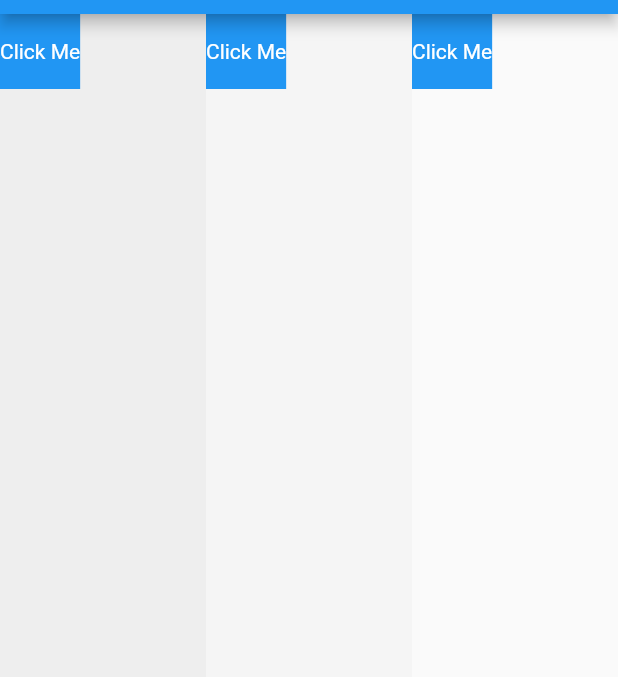
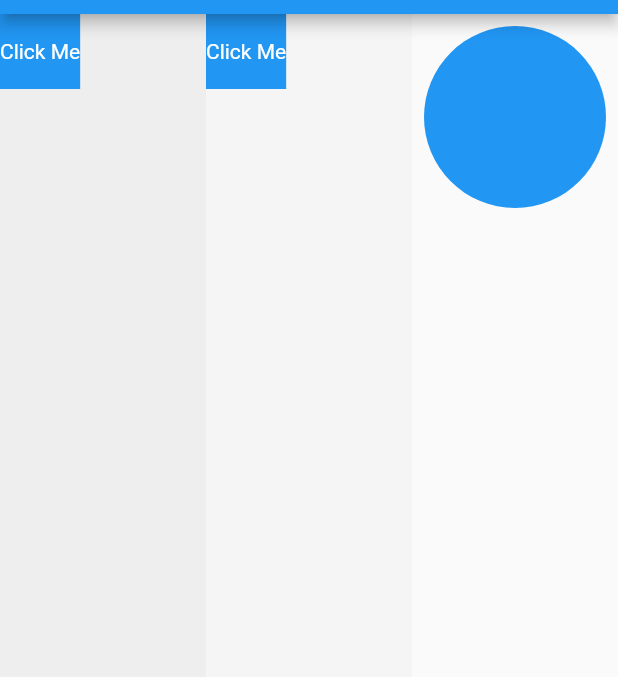
Before and after one commit to nickolaschong/flutter_ball_or_bomb, a Flutter app: the GamePage screen opened directly, on a phone screen of 412 x 824 dp, the part 70-747 px from its top. Run offline on Flutter 3.47's test engine with Material 2 defaults, Android fonts, the phone set to English and light mode, and no system bars.

Commit message:
Clean up buildLanes code

```diff
--- a/lib/game_page.dart
+++ b/lib/game_page.dart
@@ -1,6 +1,7 @@
 import 'dart:math';
 
 import 'package:flutter/material.dart';
+import 'package:flutter_ball_or_bomb/ball_or_bomb.dart';
 
 class GamePage extends StatefulWidget {
   const GamePage({Key? key}) : super(key: key);
@@ -12,6 +13,7 @@ class GamePage extends StatefulWidget {
 class _GamePageState extends State<GamePage> {
   late double topPosition;
   late double leftPosition;
+  late double laneSize;
 
   double generateTopPosition(double top) => Random().nextDouble() * top;
 
@@ -23,53 +25,51 @@ class _GamePageState extends State<GamePage> {
 
   void changePosition(double top) {
     setState(() {
-      topPosition = generateTopPosition(top);
+      topPosition = generateTopPosition(500);
     });
   }
+  // TODO: Auto animate position from top to bottom
 
   @override
   Widget build(BuildContext context) {
-    final appBar = AppBar(
-      title: const Text('BALL ⚽ or BOMB 💣'),
-    );
+    laneSize = MediaQuery.of(context).size.width / 3;
+
     return Scaffold(
-      appBar: appBar,
+      appBar: AppBar(
+        title: const Text('BALL ⚽ or BOMB 💣'),
+      ),
       body: Row(
         children: [
           buildLane(Colors.grey[200]),
           buildLane(Colors.grey[100]),
-          buildLane(Colors.grey[50]),
-
-          // Expanded(
-          //   child: Stack(
-          //     children: [
-          //       Container(color: Colors.grey[100]),
-          //       AnimatedPositioned(
-          //         width: size.width / 3,
-          //         height: size.width / 3,
-          //         top: topPosition,
-          //         left: 0,
-          //         duration: const Duration(seconds: 1),
-          //         child: InkWell(
-          //           onTap: () => changePosition(
-          //               size.height - (appBar.preferredSize.height + 50)),
-          //           child: const BallOrBomb(),
-          //         ),
-          //       ),
-          //     ],
-          //   ),
-          // ),
-          // Expanded(
-          //   child: Container(color: Colors.grey[50]),
-          // )
+          buildLane3(Colors.grey[50]),
         ],
       ),
     );
   }
 
-  Expanded buildLane(Color? color) {
-    // final size = MediaQuery.of(context).size;
+  Widget buildLane3(Color? color) {
+    return Expanded(
+      child: Stack(
+        children: [
+          Container(color: color),
+          AnimatedPositioned(
+            top: topPosition,
+            left: 0,
+            duration: const Duration(seconds: 1),
+            child: InkWell(
+              onTap: () => changePosition(50),
+              child: BallOrBomb(
+                size: laneSize,
+              ),
+            ),
+          ),
+        ],
+      ),
+    );
+  }
 
+  Widget buildLane(Color? color) {
     return Expanded(
       child: Stack(
         children: [
```
